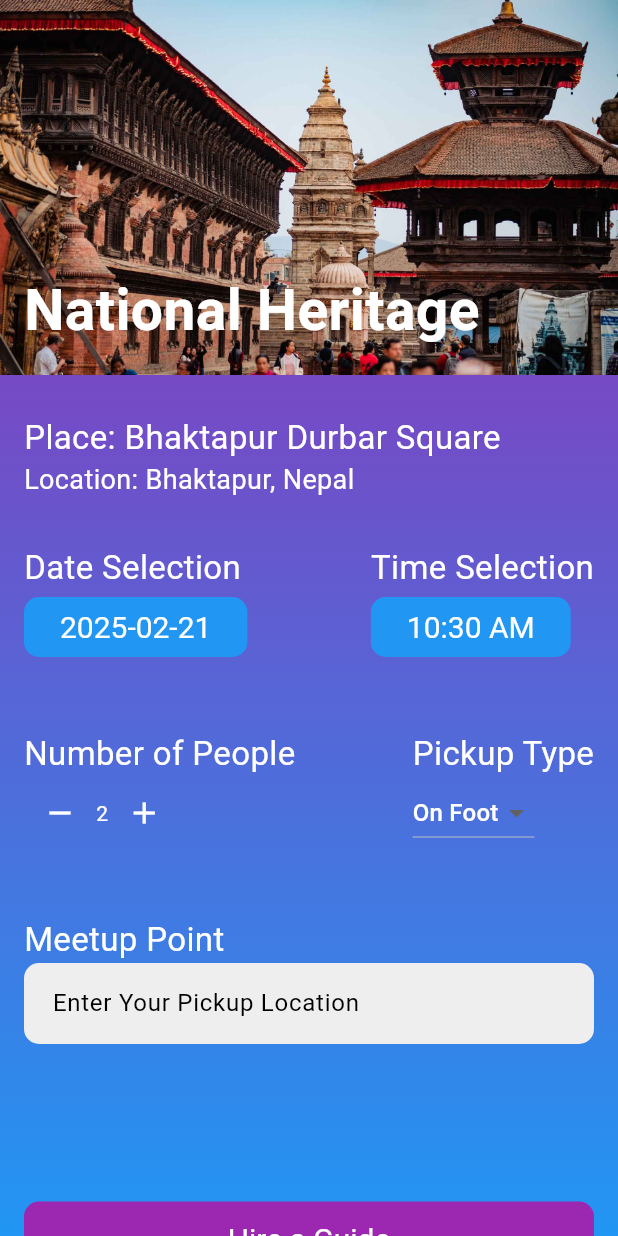
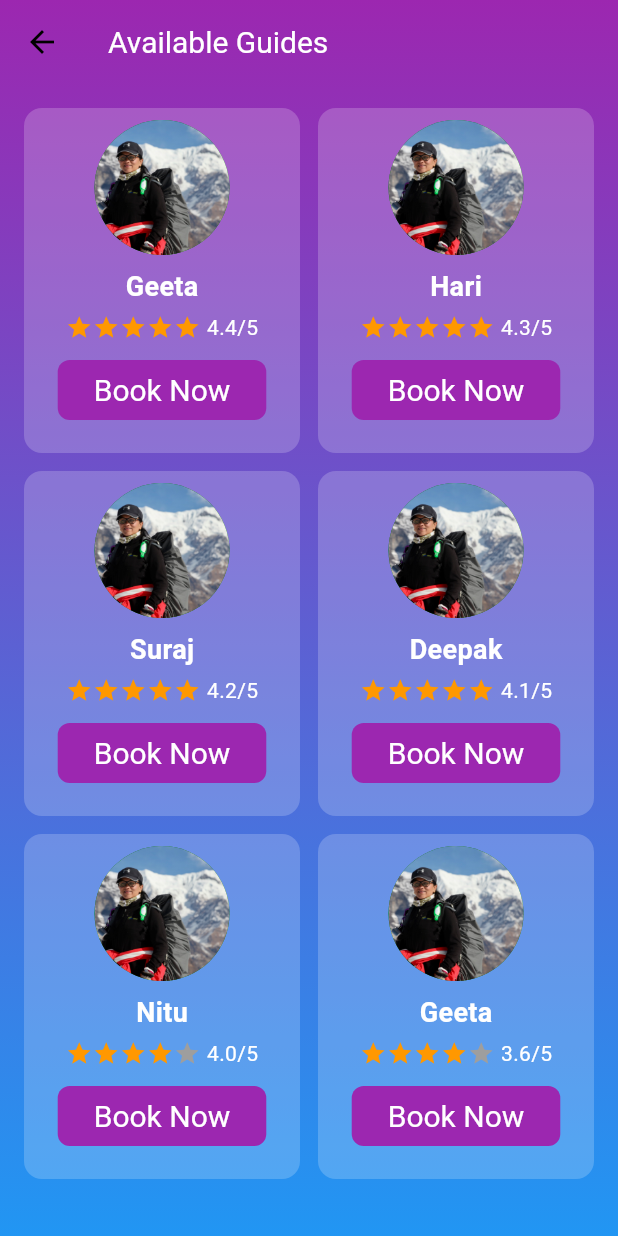
Before and after one commit to nishant1100/GuideGo, a Flutter app: the BookingView screen opened directly, after a tap on "Hire a Guide", on a phone screen of 412 x 824 dp. Run offline on Flutter 3.47's test engine with Material 3 defaults, Android fonts, the phone set to English and light mode, and no system bars; our stand-ins replace animated_text_kit, bloc, curved_navigation_bar, dartz, dio, equatable and 8 more; accounts and stored records are empty; Roboto replaces fonts that are missing (Montserrat).

Commit message:
guide page added

```diff
--- a/lib/features/booking/booking_view.dart
+++ b/lib/features/booking/booking_view.dart
@@ -1,4 +1,5 @@
 import 'package:flutter/material.dart';
+import 'package:guide_go/features/booking/guide_view.dart';
 
 class BookingView extends StatefulWidget {
   const BookingView({super.key});
@@ -223,7 +224,12 @@ class _BookingViewState extends State<BookingView> {
 
                     /// Hire a Guide Button
                     ElevatedButton(
-                      onPressed: () {},
+                      onPressed: () {
+                        Navigator.push(
+                      context,
+                      MaterialPageRoute(builder: (context) => const GuideView()),
+                    );
+                      },
                       style: ElevatedButton.styleFrom(
                         backgroundColor: const Color(0xFF9C27B0),
                         minimumSize: Size(double.infinity, 50),
--- /dev/null
+++ b/lib/features/booking/guide_view.dart
@@ -0,0 +1,125 @@
+import 'package:flutter/material.dart';
+
+class GuideView extends StatelessWidget {
+  const GuideView({super.key});
+
+  @override
+  Widget build(BuildContext context) {
+    final List<Map<String, dynamic>> guides = [
+      {"name": "Geeta", "image": "assets/images/guide1.jpeg", "rating": 4.4},
+      {"name": "Hari", "image": "assets/images/guide1.jpeg", "rating": 4.3},
+      {"name": "Suraj", "image": "assets/images/guide1.jpeg", "rating": 4.2},
+      {"name": "Deepak", "image": "assets/images/guide1.jpeg", "rating": 4.1},
+      {"name": "Nitu", "image": "assets/images/guide1.jpeg", "rating": 4.0},
+      {"name": "Geeta", "image": "assets/images/guide1.jpeg", "rating": 3.6},
+    ];
+
+    return Scaffold(
+      appBar: AppBar(
+        title: Text("Available Guides"),
+        backgroundColor: Colors.transparent,
+        elevation: 0,
+        centerTitle: false,
+      ),
+      extendBodyBehindAppBar: true,
+      body: Container(
+        decoration: const BoxDecoration(
+          gradient: LinearGradient(
+            colors: [Color(0xFF9C27B0), Color(0xFF2196F3)],
+            begin: Alignment.topCenter,
+            end: Alignment.bottomCenter,
+          ),
+        ),
+        child: Padding(
+          padding: const EdgeInsets.all(16.0),
+          child: GridView.builder(
+            itemCount: guides.length,
+            gridDelegate: const SliverGridDelegateWithFixedCrossAxisCount(
+              crossAxisCount: 2,
+              crossAxisSpacing: 12,
+              mainAxisSpacing: 12,
+              childAspectRatio: 0.8,
+            ),
+            itemBuilder: (context, index) {
+              final guide = guides[index];
+              return GuideCard(
+                name: guide["name"],
+                image: guide["image"],
+                rating: guide["rating"],
+              );
+            },
+          ),
+        ),
+      ),
+    );
+  }
+}
+
+class GuideCard extends StatelessWidget {
+  final String name;
+  final String image;
+  final double rating;
+
+  const GuideCard({
+    required this.name,
+    required this.image,
+    required this.rating,
+    super.key,
+  });
+
+  @override
+  Widget build(BuildContext context) {
+    return Container(
+      decoration: BoxDecoration(
+        borderRadius: BorderRadius.circular(12),
+        color: Colors.white.withOpacity(0.2),
+      ),
+      child: Column(
+        children: [
+          const SizedBox(height: 8),
+          CircleAvatar(
+            radius: 45,
+            backgroundImage: AssetImage(image),
+          ),
+          const SizedBox(height: 8),
+          Text(
+            name,
+            style: const TextStyle(
+              fontSize: 18,
+              fontWeight: FontWeight.bold,
+              color: Colors.white,
+            ),
+          ),
+          const SizedBox(height: 4),
+          Row(
+            mainAxisAlignment: MainAxisAlignment.center,
+            children: [
+              for (int i = 0; i < 5; i++)
+                Icon(
+                  Icons.star,
+                  color: i < rating ? Colors.orange : Colors.grey,
+                  size: 18,
+                ),
+              const SizedBox(width: 4),
+              Text(
+                "$rating/5",
+                style: const TextStyle(color: Colors.white),
+              ),
+            ],
+          ),
+          const SizedBox(height: 8),
+          ElevatedButton(
+            style: ElevatedButton.styleFrom(
+              backgroundColor: const Color(0xFF9C27B0),
+              shape: RoundedRectangleBorder(
+                borderRadius: BorderRadius.circular(8),
+              ),
+            ),
+            onPressed: () {},
+            child: const Text("Book Now"),
+          ),
+        ],
+      ),
+    );
+  }
+}
```
Also changed, not shown: assets/images/guide1.jpeg (added), 4 other files.
